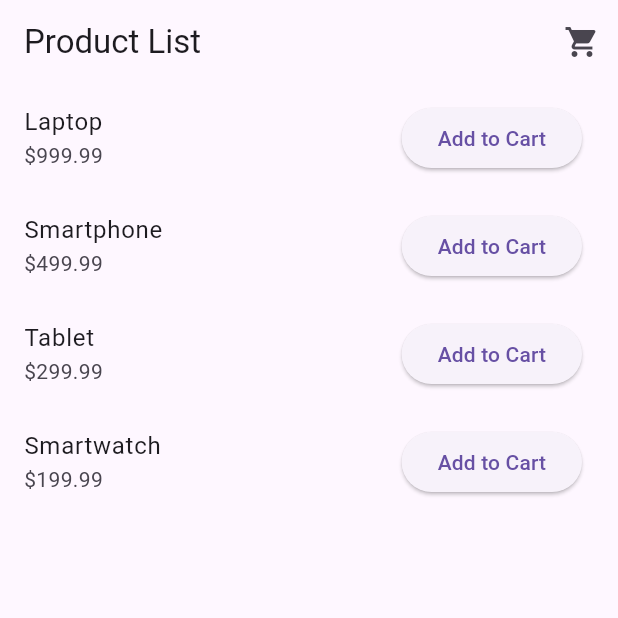
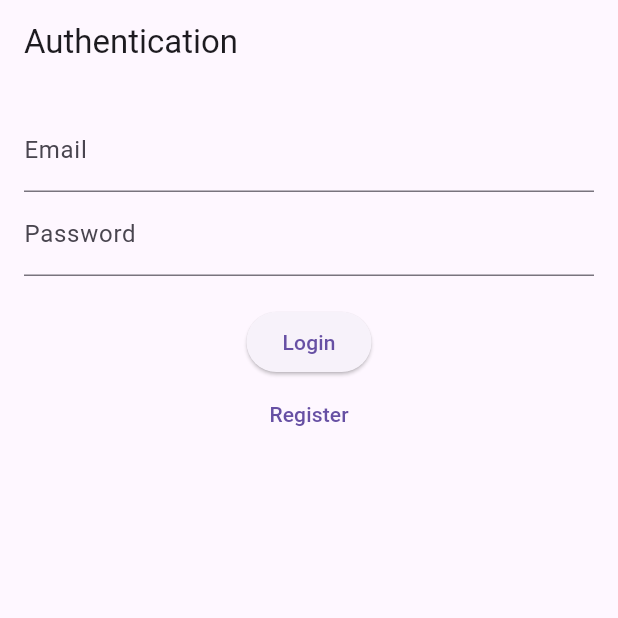
Before and after one commit to Kyoronginus/ureeka_s4, a Flutter app: the screen it shows after launch, on a phone screen of 412 x 824 dp, the top half of it. Run offline on Flutter 3.47's test engine with Material 3 defaults, Android fonts, the phone set to English and light mode, and no system bars; our stand-ins replace firebase_auth, firebase_core, shared_preferences; accounts and stored records are empty.

Commit message:
Feat : Implemented firebase authentication

```diff
--- a/lib/main.dart
+++ b/lib/main.dart
@@ -4,8 +4,13 @@ import '../providers/cart_provider.dart';
 import '../providers/product_provider.dart';
 import '../screens/cart_screen.dart';
 import '../screens/product_list_screen.dart';
+import '../screens/auth_screen.dart';
+import 'package:firebase_core/firebase_core.dart';
+import 'package:firebase_auth/firebase_auth.dart';
 
-void main() {
+void main() async {
+  WidgetsFlutterBinding.ensureInitialized();
+  await Firebase.initializeApp();
   runApp(
     MultiProvider(
       providers: [
@@ -26,11 +31,33 @@ class MyApp extends StatelessWidget {
       theme: ThemeData(
         primarySwatch: Colors.blue,
       ),
-      home: ProductListScreen(),
+      home: AuthWrapper(),
       routes: {
         '': (context) => ProductListScreen(),
         '/cart': (context) => CartScreen(),
+        '/login': (context) => AuthScreen(),
+        '/home': (context) => ProductListScreen(),
       },
     );
   }
 }
+
+class AuthWrapper extends StatelessWidget {
+  @override
+  Widget build(BuildContext context) {
+    return StreamBuilder<User?>(
+      stream: FirebaseAuth.instance.authStateChanges(),
+      builder: (context, snapshot) {
+        if (snapshot.connectionState == ConnectionState.waiting) {
+          return const Scaffold(
+              body: Center(child: CircularProgressIndicator()));
+        }
+        if (snapshot.hasData) {
+          return ProductListScreen();
+        } else {
+          return AuthScreen();
+        }
+      },
+    );
+  }
+}
--- /dev/null
+++ b/lib/screens/auth_screen.dart
@@ -0,0 +1,93 @@
+import 'package:flutter/material.dart';
+import '../services/auth_services.dart';
+
+class AuthScreen extends StatefulWidget {
+  @override
+  _AuthScreenState createState() => _AuthScreenState();
+}
+
+class _AuthScreenState extends State<AuthScreen> {
+  final TextEditingController _emailController = TextEditingController();
+  final TextEditingController _passwordController = TextEditingController();
+  final AuthServices _authServices = AuthServices();
+
+  bool _islogin = true;
+  bool _isLoading = false;
+
+  @override
+  Widget build(BuildContext context) {
+    return Scaffold(
+      appBar: AppBar(
+        title: Text('Authentication'),
+      ),
+      body: Padding(
+        padding: const EdgeInsets.all(16.0),
+        child: Column(
+          children: [
+            TextField(
+              controller: _emailController,
+              decoration: InputDecoration(labelText: 'Email'),
+            ),
+            TextField(
+              controller: _passwordController,
+              decoration: InputDecoration(labelText: 'Password'),
+              obscureText: true,
+            ),
+            SizedBox(height: 20),
+            ElevatedButton(
+              onPressed: () async {
+                try {
+                  var user = await _authServices.login(
+                    _emailController.text,
+                    _passwordController.text,
+                  );
+                  if (user != null) {
+                    Navigator.pushReplacementNamed(context, '/home');
+                  } else {
+                    ScaffoldMessenger.of(context).showSnackBar(
+                      SnackBar(content: Text('Login failed')),
+                    );
+                  }
+                } catch (e) {
+                  ScaffoldMessenger.of(context).showSnackBar(
+                    SnackBar(content: Text('Login error: $e')),
+                  );
+                }
+              },
+              child: Text('Login'),
+            ),
+            TextButton(
+              onPressed: () async {
+                try {
+                  var user = await _authServices.register(
+                    _emailController.text,
+                    _passwordController.text,
+                  );
+                  if (user != null) {
+                    Navigator.pushReplacementNamed(context, '/home');
+                  } else {
+                    ScaffoldMessenger.of(context).showSnackBar(
+                      SnackBar(content: Text('Registration failed')),
+                    );
+                  }
+                } catch (e) {
+                  ScaffoldMessenger.of(context).showSnackBar(
+                    SnackBar(content: Text('Registration error: $e')),
+                  );
+                }
+              },
+              child: Text('Register'),
+            ),
+          ],
+        ),
+      ),
+    );
+  }
+
+  @override
+  void dispose() {
+    _emailController.dispose();
+    _passwordController.dispose();
+    super.dispose();
+  }
+}
--- /dev/null
+++ b/lib/services/auth_services.dart
@@ -0,0 +1,43 @@
+import 'package:firebase_auth/firebase_auth.dart';
+
+class AuthServices {
+  final FirebaseAuth _auth = FirebaseAuth.instance;
+
+  // Sign in with email and password
+  Future<User?> login(String email, String password) async {
+    try {
+      UserCredential userCredential = await _auth.signInWithEmailAndPassword(
+        email: email,
+        password: password,
+      );
+      return userCredential.user;
+    } catch (e) {
+      print("Error signing in: $e");
+      return null;
+    }
+  }
+
+  // Sign out
+  Future<void> logout() async {
+    await _auth.signOut();
+  }
+
+  // Get current user
+  User? getCurrentUser() {
+    return _auth.currentUser;
+  }
+
+  Future<User?> register(String email, String password) async {
+    try {
+      UserCredential userCredential =
+          await _auth.createUserWithEmailAndPassword(
+        email: email,
+        password: password,
+      );
+      return userCredential.user;
+    } catch (e) {
+      print("Error registering: $e");
+      return null;
+    }
+  }
+}
--- a/pubspec.yaml
+++ b/pubspec.yaml
@@ -36,7 +36,10 @@ dependencies:
   # Use with the CupertinoIcons class for iOS style icons.
   cupertino_icons: ^1.0.8
   provider: ^6.1.5
-  shared_preferences: ^2.2.2
+  shared_preferences: ^2.5.3
+  firebase_core:
+  firebase_auth:
+
 dev_dependencies:
   flutter_test:
     sdk: flutter
```
Also changed, not shown: lib/screens/product_list_screen.dart (+14 -1 lines), pubspec.lock, 9 other files.
